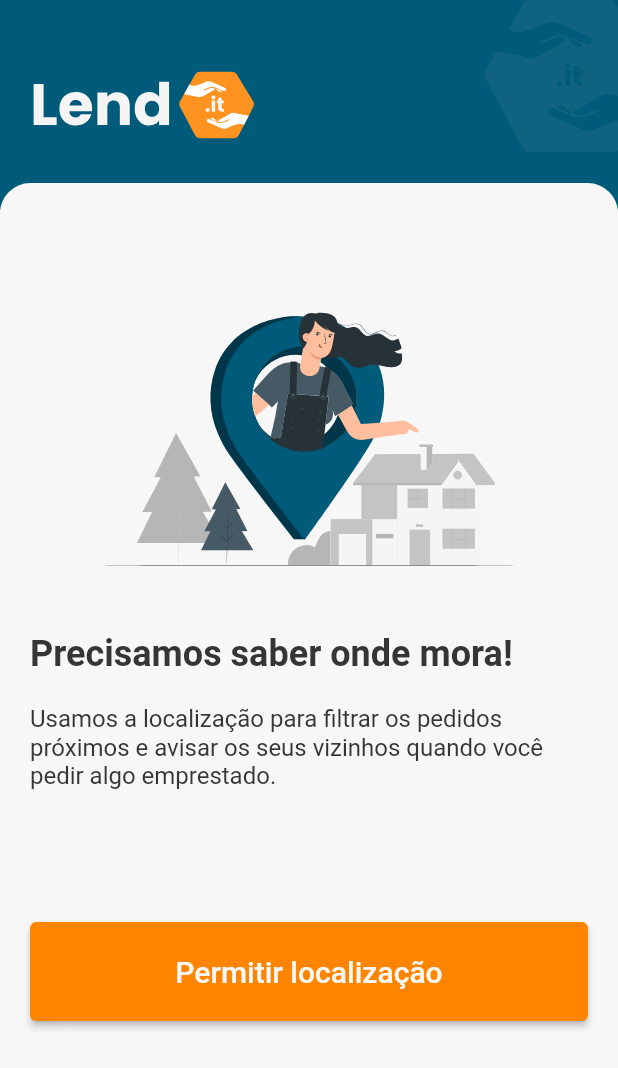
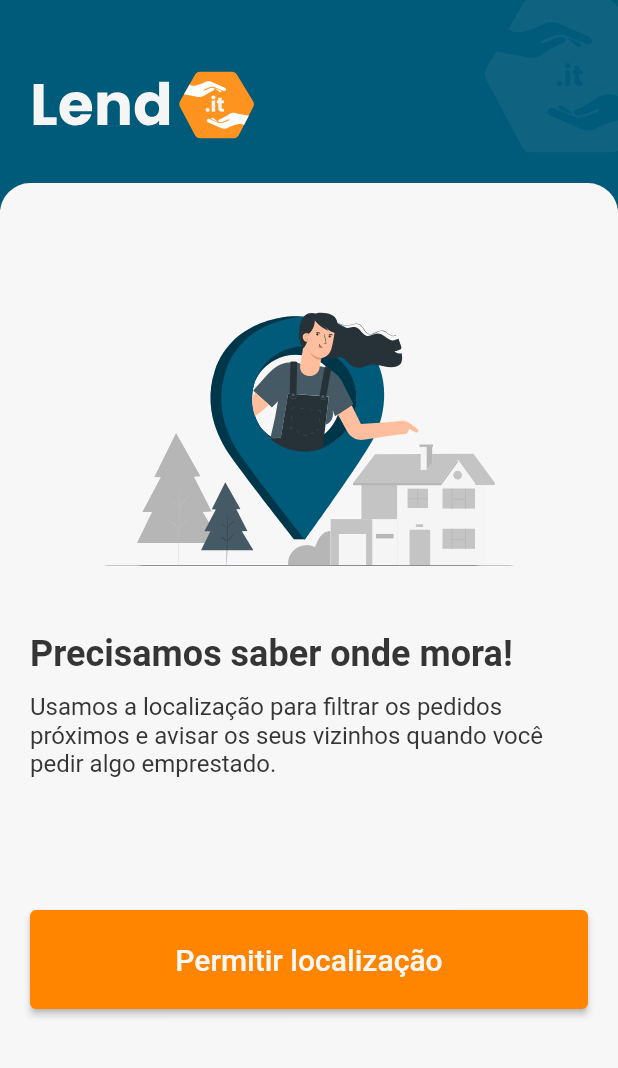
Before and after one commit to Lend-it/Front, a Flutter app: the GeolocationPage screen opened by its route, on a phone screen of 412 x 824 dp. Shown: the top 1068 px of the screen. Run offline on Flutter 3.47's test engine with Material 2 defaults, Android fonts, the phone set to English and light mode, and no system bars; our stand-ins replace flushbar, flutter_svg, shared_preferences; missing offline and left inert: smart_select; accounts and stored records are empty; network calls fail.

Commit message:
refactor: fga-eps-mds/2020.2-Lend.it#97 Create PageHeading component to improve code reusability
Co-authored-by: Mateus Maia <mateusmaiamaia@hotmail.com>
Co-authored-by: Vinicius Saturnino <viniciussaturnino78@gmail.com>

```diff
--- a/lib/routes/app_routes.dart
+++ b/lib/routes/app_routes.dart
@@ -3,4 +3,5 @@ class AppRoutes {
   static const PROFILE_PAGE = '/profile';
   static const REGISTER_PAGE = '/register';
   static const GEOLOCATION_PAGE = '/geolocation';
+  static const CREATE_LEND = '/create-lend';
 }
--- a/lib/routes/routes.dart
+++ b/lib/routes/routes.dart
@@ -3,6 +3,7 @@ import 'package:front/routes/app_routes.dart';
 import 'package:front/view/auth/register_page.dart';
 import 'package:front/view/geolocation/geolocation_page.dart';
 import 'package:front/view/home/home_page.dart';
+import 'package:front/view/lend/create_lend.dart';
 import 'package:front/view/profile/profile_page.dart';
 
 class Routes {
@@ -11,5 +12,6 @@ class Routes {
     AppRoutes.PROFILE_PAGE: (ctx) => ProfilePage(),
     AppRoutes.REGISTER_PAGE: (ctx) => RegisterPage(),
     AppRoutes.GEOLOCATION_PAGE: (ctx) => GeolocationPage(),
+    AppRoutes.CREATE_LEND: (ctx) => CreateLend(),
   };
 }
--- a/lib/view/geolocation/geolocation_page.dart
+++ b/lib/view/geolocation/geolocation_page.dart
@@ -2,6 +2,7 @@ import 'package:flutter/material.dart';
 import 'package:flutter/widgets.dart';
 import 'package:flutter_svg/flutter_svg.dart';
 import 'package:front/theme/colors.dart';
+import 'package:front/widgets/PageHeading.dart';
 import 'package:front/widgets/base_page.dart';
 import 'package:front/widgets/button.dart';
 
@@ -26,22 +27,10 @@ class _GeolocationPageState extends State<GeolocationPage> {
             'assets/location.svg',
             width: 400,
           ),
-          Text(
-            "Precisamos saber onde mora!",
-            style: TextStyle(
-              fontWeight: FontWeight.bold,
-              color: darkColor,
-              fontSize: 24,
-            ),
-          ),
-          SizedBox(height: 20),
-          Text(
-            "Usamos a localização para filtrar os pedidos próximos e avisar os seus vizinhos quando você pedir algo emprestado.",
-            style: TextStyle(
-              fontWeight: FontWeight.normal,
-              color: darkColor,
-              fontSize: 16,
-            ),
+          PageHeading(
+            title: 'Precisamos saber onde mora!',
+            subtitle:
+                'Usamos a localização para filtrar os pedidos próximos e avisar os seus vizinhos quando você pedir algo emprestado.',
           ),
           SizedBox(height: 80),
           Button(title: "Permitir localização", onPressedHandler: () {}),
--- /dev/null
+++ b/lib/widgets/PageHeading.dart
@@ -0,0 +1,38 @@
+import 'package:flutter/material.dart';
+import 'package:front/theme/colors.dart';
+
+class PageHeading extends StatelessWidget {
+  final String title;
+  final String subtitle;
+
+  const PageHeading({
+    @required this.title,
+    this.subtitle,
+  });
+
+  @override
+  Widget build(BuildContext context) {
+    return Column(
+      crossAxisAlignment: CrossAxisAlignment.start,
+      children: [
+        Text(
+          title,
+          style: TextStyle(
+            fontWeight: FontWeight.bold,
+            color: darkColor,
+            fontSize: 24,
+          ),
+        ),
+        SizedBox(height: 12),
+        Text(
+          subtitle,
+          style: TextStyle(
+            fontWeight: FontWeight.normal,
+            color: darkColor,
+            fontSize: 16,
+          ),
+        ),
+      ],
+    );
+  }
+}
--- a/lib/widgets/base_page.dart
+++ b/lib/widgets/base_page.dart
@@ -3,12 +3,12 @@ import 'package:flutter_svg/flutter_svg.dart';
 import 'package:front/theme/colors.dart';
 
 class BasePage extends StatelessWidget {
+  final Widget header;
   final Widget body;
-  final Widget header;
 
   BasePage({
+    @required this.header,
     @required this.body,
-    @required this.header,
   });
 
   @override
```
Also changed, not shown: lib/view/lend/create_lend.dart (+4 -12 lines).
